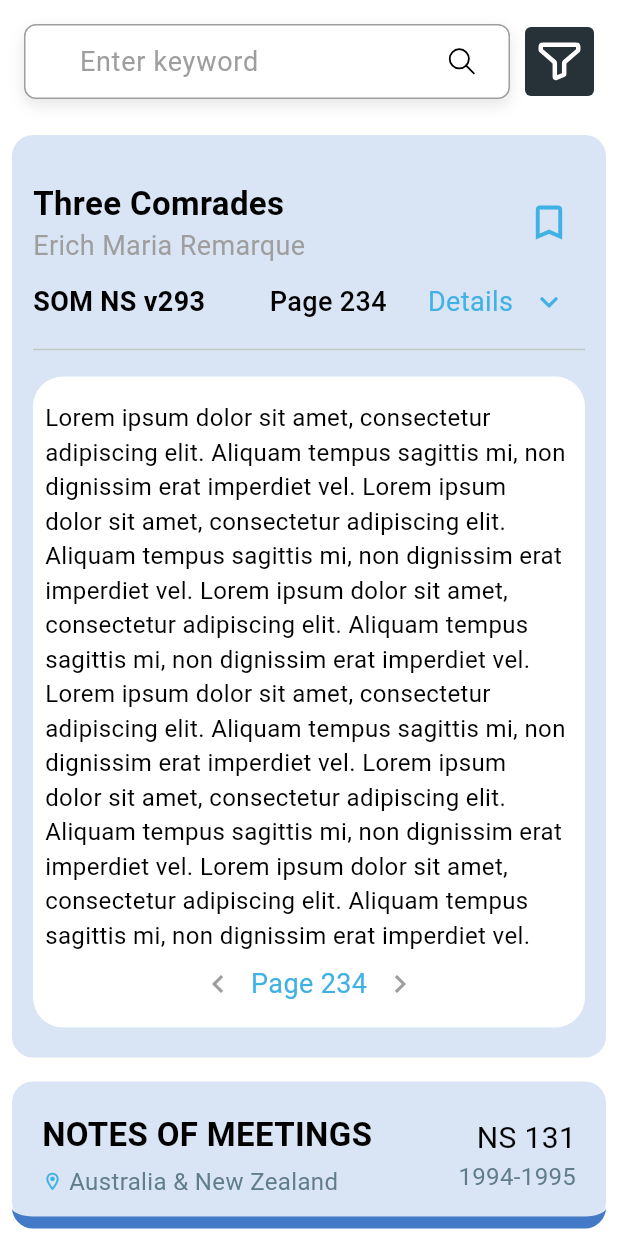
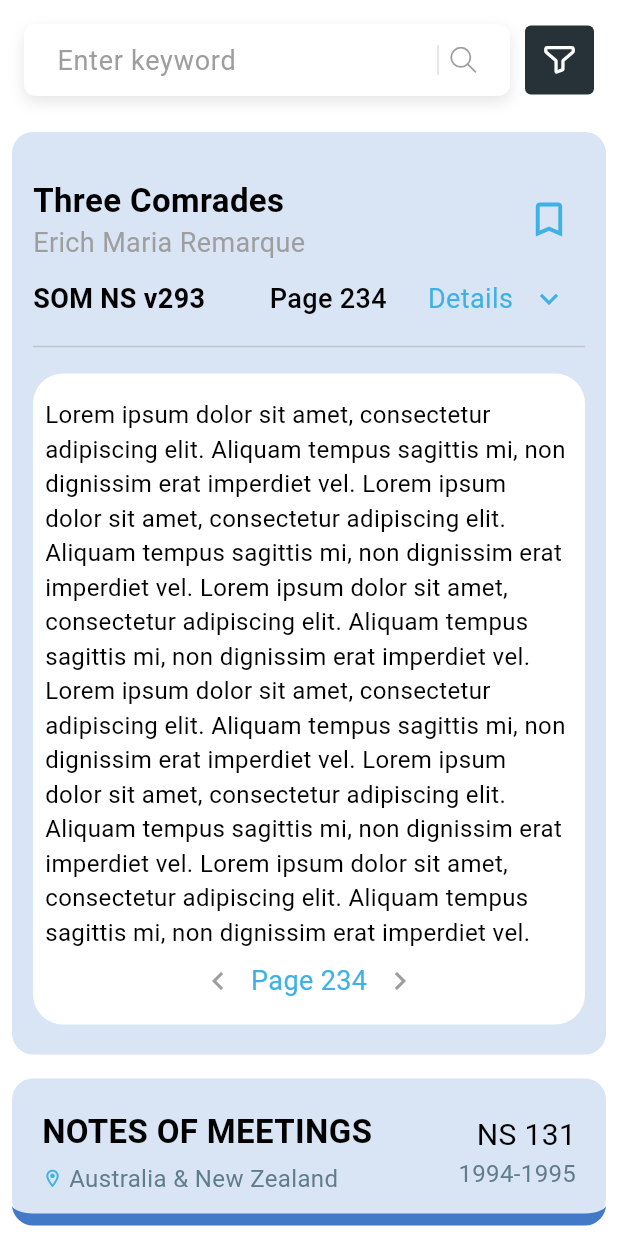
Before and after one commit to toluene5019/test_widgets, a Flutter app: the screen it shows after launch, on a phone screen of 412 x 824 dp. Run offline on Flutter 3.47's test engine with Material 3 defaults, Android fonts, the phone set to English and light mode, and no system bars; our stand-ins replace flutter_svg, share_plus.

Commit message:
ui fix search page

```diff
--- a/lib/widgets/search_widget.dart
+++ b/lib/widgets/search_widget.dart
@@ -32,7 +32,6 @@ class _SearchWidgetState extends State<SearchWidget> {
                   padding: const EdgeInsets.symmetric(horizontal: 22.0),
                   decoration: BoxDecoration(
                     color: Colors.white,
-                    border: Border.all(color: Colors.grey),
                     borderRadius: BorderRadius.circular(8.0),
                     boxShadow: [
                       BoxShadow(
@@ -58,16 +57,22 @@ class _SearchWidgetState extends State<SearchWidget> {
                             fillColor: Colors.white,
                             hintText: 'Enter keyword',
                             hintStyle: TextStyle(color: Colors.grey),
-                            contentPadding: EdgeInsets.only(
-                                left: 14.0, bottom: 8.0, top: 8.0),
+                            contentPadding:
+                                EdgeInsets.only(bottom: 8.0, top: 8.0),
                           ),
                           onFieldSubmitted: (value) {},
+                        ),
+                      ),
+                      SizedBox(
+                        height: 20,
+                        child: VerticalDivider(
+                          color: Colors.grey[300],
                         ),
                       ),
                       SvgPicture.asset(
                         "assets/icons/ic_search.svg",
                         colorFilter: const ColorFilter.mode(
-                            Colors.black, BlendMode.srcIn),
+                            Colors.grey, BlendMode.srcIn),
                         width: 18,
                         height: 18,
                       ),
@@ -78,7 +83,7 @@ class _SearchWidgetState extends State<SearchWidget> {
               const SizedBox(width: 10),
               InkWell(
                 child: Container(
-                  padding: const EdgeInsets.all(8),
+                  padding: const EdgeInsets.all(12),
                   decoration: BoxDecoration(
                     color: Colors.blueGrey[900],
                     borderRadius: BorderRadius.circular(4.0),
@@ -87,8 +92,8 @@ class _SearchWidgetState extends State<SearchWidget> {
                     "assets/icons/filter-funnel-01.svg",
                     colorFilter:
                         const ColorFilter.mode(Colors.white, BlendMode.srcIn),
-                    width: 30,
-                    height: 30,
+                    width: 22,
+                    height: 22,
                   ),
                 ),
                 onTap: () {
```
Also changed, not shown: lib/widgets_page.dart (+0 -19 lines).
